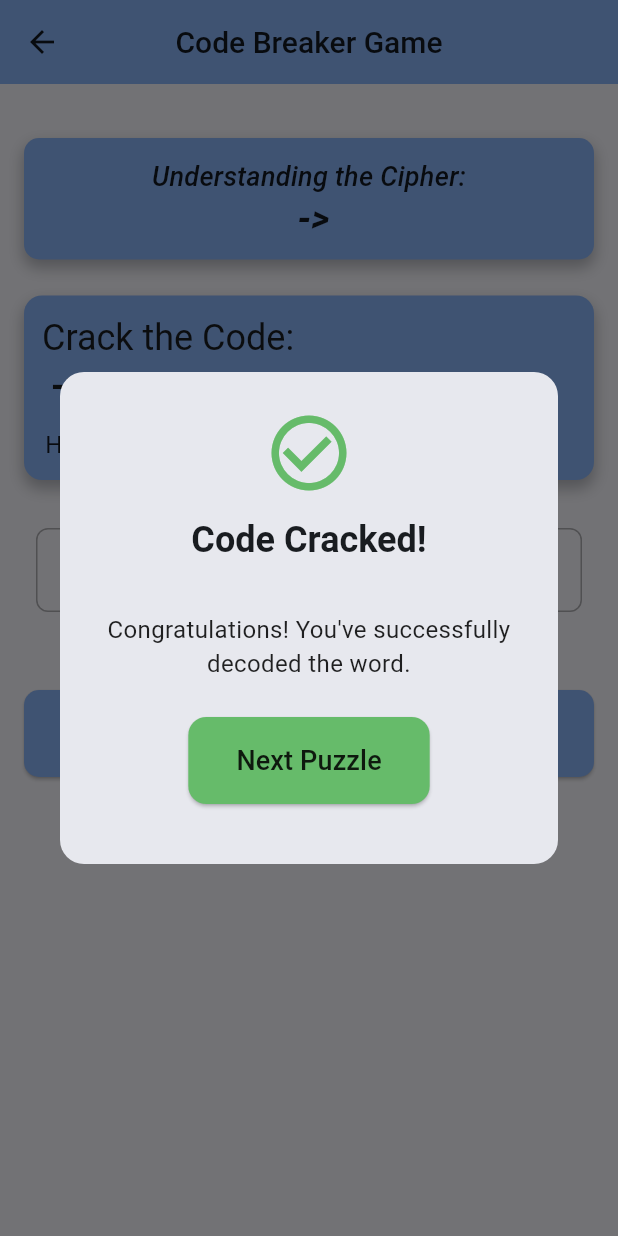
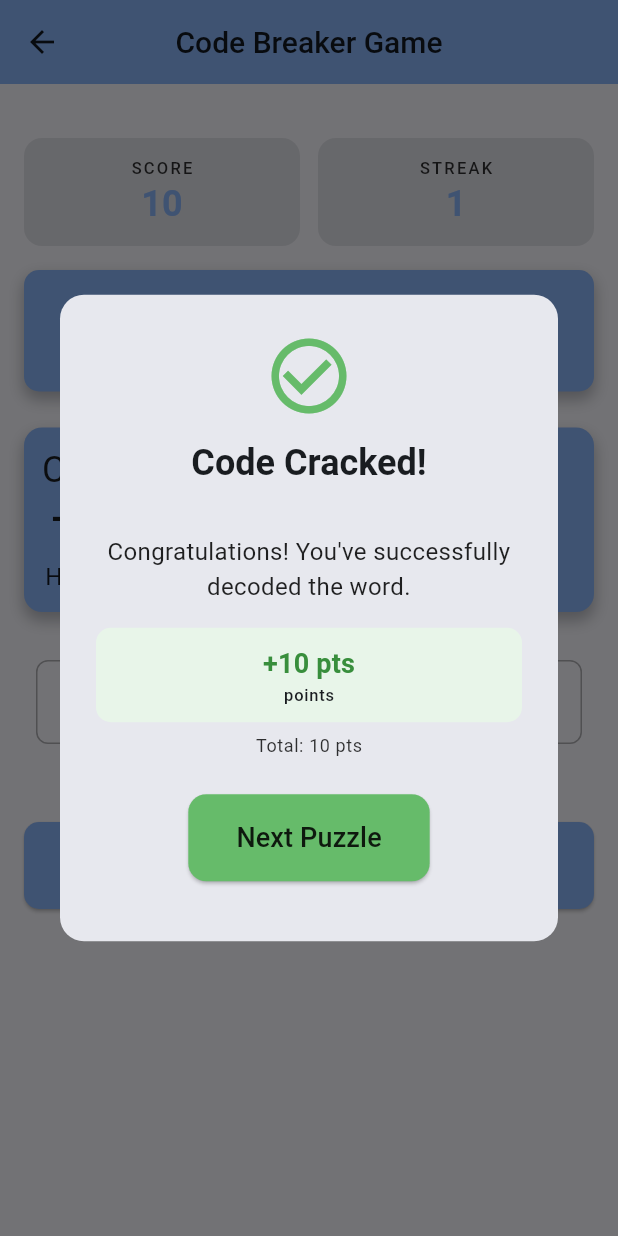
Before and after one commit to Gapyss/Code-breaker, a Flutter app: the CodeBreakerPage screen opened directly, after a tap on "Submit Guess", on a phone screen of 412 x 824 dp. Run offline on Flutter 3.47's test engine with Material 3 defaults, Android fonts, the phone set to English and light mode, and no system bars; our stand-ins replace bloc, get_it; project files that could hold a hidden picture were left out.

Commit message:
Add score and streak counter to CodeBreakerPage
- Adds _score and _streak state variables to track session progress
- Score increments per correct answer with difficulty multiplier (easy=10, medium=20, hard=30) × streak
- Streak increments on correct answer, resets to 0 on wrong answer
- Adds _buildScoreBar widget showing SCORE and STREAK side by side above the game
- Streak card turns orange with fire icon at streak ≥ 3
- Correct answer dialog now shows points earned, streak multiplier, and total score

https://claude.ai/code/session_01BASpCLa2Ano5pR9d68iTdY

```diff
--- a/lib/presentation/code_breaker/code_breaker_page.dart
+++ b/lib/presentation/code_breaker/code_breaker_page.dart
@@ -23,6 +23,20 @@ class _CodeBreakerPageState extends State<CodeBreakerPage> {
   final focusNode = FocusNode();
   int hintLevel = 1; // Start with hint level 1
   final viewModel = GetIt.I.get<CodeBreakerViewModel>();
+
+  int _score = 0;
+  int _streak = 0;
+
+  int _pointsForDifficulty() {
+    switch (widget.arg) {
+      case 'hard':
+        return 30;
+      case 'medium':
+        return 20;
+      default:
+        return 10;
+    }
+  }
 
   void viewModelListener() {
     viewModel.puzzleEncrypted.listen((puzzleEncrypt) {
@@ -53,13 +67,20 @@ class _CodeBreakerPageState extends State<CodeBreakerPage> {
   void checkAnswer() {
     if (userAnswer.toUpperCase() ==
         viewModel.currentCorrectAnswer.toUpperCase()) {
-      showCorrectAnswerDialog(context, () {
+      setState(() {
+        _streak++;
+        _score += _pointsForDifficulty() * _streak;
+      });
+      showCorrectAnswerDialog(context, _streak, _score, () {
         viewModel.onPageLoad(widget.arg);
         Navigator.of(context).pop();
         focusNode.unfocus();
         answerController.clear();
       });
     } else {
+      setState(() {
+        _streak = 0;
+      });
       showWrongAnswerDialog(context, () {
         Navigator.of(context).pop();
         focusNode.unfocus();
@@ -82,6 +103,8 @@ class _CodeBreakerPageState extends State<CodeBreakerPage> {
           crossAxisAlignment: CrossAxisAlignment.stretch,
           children: <Widget>[
             const SizedBox(height: 20.0),
+            _buildScoreBar(theme),
+            const SizedBox(height: 16.0),
             _buildUnderstandingCipher(theme),
             const SizedBox(height: 24.0),
             CrackTheCode(
@@ -101,6 +124,80 @@ class _CodeBreakerPageState extends State<CodeBreakerPage> {
           ],
         ),
       ),
+    );
+  }
+
+  Widget _buildScoreBar(ThemeData theme) {
+    return Row(
+      children: [
+        Expanded(
+          child: Container(
+            padding: const EdgeInsets.symmetric(vertical: 12, horizontal: 16),
+            decoration: BoxDecoration(
+              color: theme.colorScheme.surfaceContainerHighest,
+              borderRadius: BorderRadius.circular(12),
+            ),
+            child: Column(
+              children: [
+                Text(
+                  "SCORE",
+                  style: theme.textTheme.labelSmall?.copyWith(
+                    letterSpacing: 1.5,
+                    color: theme.colorScheme.onSurfaceVariant,
+                  ),
+                ),
+                Text(
+                  "$_score",
+                  style: theme.textTheme.headlineSmall?.copyWith(
+                    fontWeight: FontWeight.bold,
+                    color: theme.colorScheme.primary,
+                  ),
+                ),
+              ],
+            ),
+          ),
+        ),
+        const SizedBox(width: 12),
+        Expanded(
+          child: Container(
+            padding: const EdgeInsets.symmetric(vertical: 12, horizontal: 16),
+            decoration: BoxDecoration(
+              color: _streak >= 3
+                  ? Colors.orange.shade100
+                  : theme.colorScheme.surfaceContainerHighest,
+              borderRadius: BorderRadius.circular(12),
+            ),
+            child: Column(
+              children: [
+                Text(
+                  "STREAK",
+                  style: theme.textTheme.labelSmall?.copyWith(
+                    letterSpacing: 1.5,
+                    color: theme.colorScheme.onSurfaceVariant,
+                  ),
+                ),
+                Row(
+                  mainAxisAlignment: MainAxisAlignment.center,
+                  children: [
+                    if (_streak >= 3)
+                      const Icon(Icons.local_fire_department,
+                          color: Colors.orange, size: 20),
+                    Text(
+                      "$_streak",
+                      style: theme.textTheme.headlineSmall?.copyWith(
+                        fontWeight: FontWeight.bold,
+                        color: _streak >= 3
+                            ? Colors.orange.shade700
+                            : theme.colorScheme.primary,
+                      ),
+                    ),
+                  ],
+                ),
+              ],
+            ),
+          ),
+        ),
+      ],
     );
   }
 
@@ -179,7 +276,8 @@ class _CodeBreakerPageState extends State<CodeBreakerPage> {
   }
 
   void showCorrectAnswerDialog(
-      BuildContext context, VoidCallback onNextPuzzle) {
+      BuildContext context, int streak, int totalScore, VoidCallback onNextPuzzle) {
+    final pointsEarned = _pointsForDifficulty() * streak;
     showDialog(
       context: context,
       barrierDismissible: false, // Prevent closing by tapping outside
@@ -192,10 +290,9 @@ class _CodeBreakerPageState extends State<CodeBreakerPage> {
             children: [
               Icon(Icons.check_circle_outline,
                   size: 60.0, color: Colors.green.shade400),
-              // Larger success icon
               const SizedBox(height: 12.0),
               Text(
-                "Code Cracked!", // More impactful title
+                "Code Cracked!",
                 style: theme.textTheme.headlineSmall
                     ?.copyWith(fontWeight: FontWeight.bold),
                 textAlign: TextAlign.center,
@@ -204,10 +301,67 @@ class _CodeBreakerPageState extends State<CodeBreakerPage> {
           ),
           content: Padding(
             padding: const EdgeInsets.only(top: 16.0),
-            child: Text(
-              "Congratulations! You've successfully decoded the word.",
-              textAlign: TextAlign.center,
-              style: theme.textTheme.bodyMedium,
+            child: Column(
+              mainAxisSize: MainAxisSize.min,
+              children: [
+                Text(
+                  "Congratulations! You've successfully decoded the word.",
+                  textAlign: TextAlign.center,
+                  style: theme.textTheme.bodyMedium,
+                ),
+                const SizedBox(height: 16),
+                Container(
+                  padding: const EdgeInsets.symmetric(vertical: 10, horizontal: 20),
+                  decoration: BoxDecoration(
+                    color: Colors.green.shade50,
+                    borderRadius: BorderRadius.circular(10),
+                  ),
+                  child: IntrinsicHeight(
+                    child: Row(
+                      mainAxisAlignment: MainAxisAlignment.spaceEvenly,
+                      children: [
+                        Column(
+                          children: [
+                            Text("+$pointsEarned pts",
+                                style: theme.textTheme.titleMedium?.copyWith(
+                                  color: Colors.green.shade700,
+                                  fontWeight: FontWeight.bold,
+                                )),
+                            Text("points", style: theme.textTheme.labelSmall),
+                          ],
+                        ),
+                        if (streak >= 2) ...[
+                          const VerticalDivider(thickness: 1, width: 24),
+                          Column(
+                            children: [
+                              Row(
+                                children: [
+                                  if (streak >= 3)
+                                    const Icon(Icons.local_fire_department,
+                                        color: Colors.orange, size: 18),
+                                  Text("x$streak",
+                                      style: theme.textTheme.titleMedium?.copyWith(
+                                        color: Colors.orange.shade700,
+                                        fontWeight: FontWeight.bold,
+                                      )),
+                                ],
+                              ),
+                              Text("streak", style: theme.textTheme.labelSmall),
+                            ],
+                          ),
+                        ],
+                      ],
+                    ),
+                  ),
+                ),
+                const SizedBox(height: 8),
+                Text(
+                  "Total: $totalScore pts",
+                  style: theme.textTheme.bodySmall?.copyWith(
+                    color: theme.colorScheme.onSurfaceVariant,
+                  ),
+                ),
+              ],
             ),
           ),
           actions: <Widget>[
```
